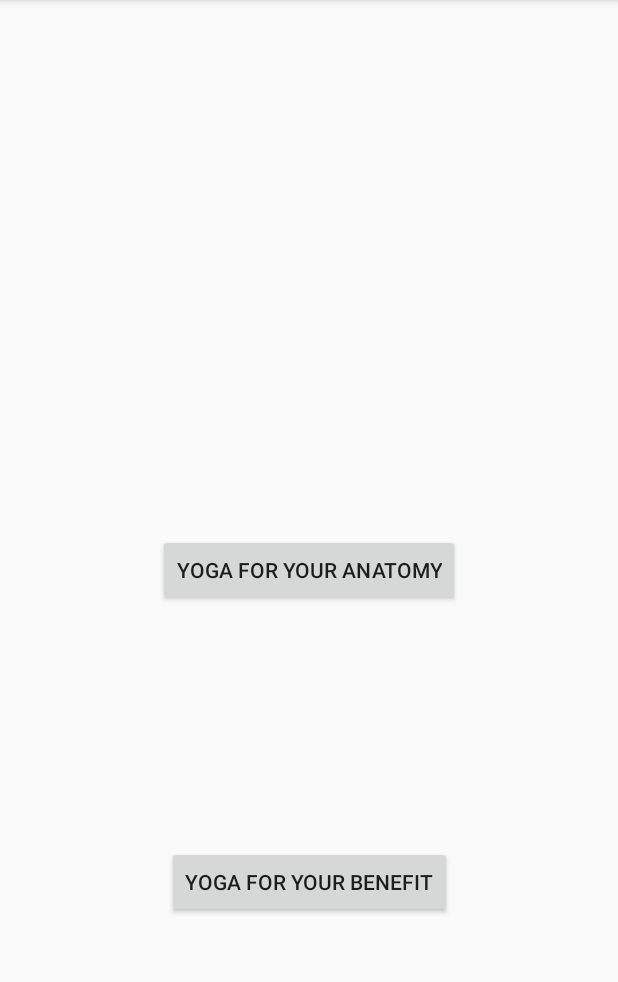
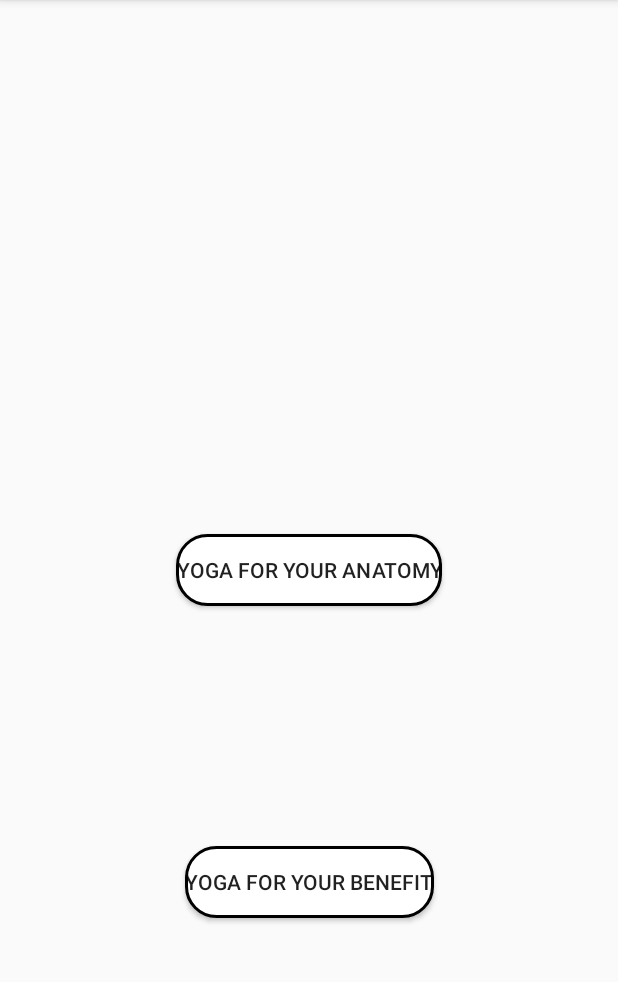
Before and after one commit to homide/Yogmate, an Android app: the screen it shows after launch (MainActivity), on a phone screen of 412 x 824 dp, the part 84-1066 px from its top. Run offline under Robolectric (Android 15) with nearby library versions, the phone set to English and light mode, and no system bars.

Commit message:
More updates done

```diff
--- a/app/src/main/AndroidManifest.xml
+++ b/app/src/main/AndroidManifest.xml
@@ -23,6 +23,7 @@
         <activity android:name=".AnatomyList"/>
         <activity android:name=".BenefitList"/>
         <activity android:name=".PosesForAnatomy"/>
+        <activity android:name=".PoseDesciption"/>
     </application>
 
 </manifest>
--- a/app/src/main/java/com/project/yogmate/DataHelper.java
+++ b/app/src/main/java/com/project/yogmate/DataHelper.java
@@ -20,7 +20,7 @@ public class DataHelper extends SQLiteOpenHelper {
     public static final String POSE_STEPS = "poseSteps";
 
     public DataHelper(Context context) {
-        super(context, DATABASE_NAME,null,4);
+        super(context, DATABASE_NAME,null,6);
         this.context = context;
     }
 
--- a/app/src/main/java/com/project/yogmate/InsertAnatomyData.java
+++ b/app/src/main/java/com/project/yogmate/InsertAnatomyData.java
@@ -25,5 +25,19 @@ public class InsertAnatomyData {
         dbh.insertBenefits(0,"Stimulates the kidneys, thyroid and prostate glands, and intestines.");
         dbh.insertBenefits(0,"Helps relieve stress");
         dbh.insertBenefits(0,"Improves digestion");
+
+        dbh.insertPose("Bridge Pose","https://www.yogajournal.com/.image/c_limit%2Ccs_srgb%2Cq_auto:good%2Cw_1240/MTQ3MTc0Njc5MDM4MTQxOTAy/2hp_286_0621_bjk.webp",0 );
+        dbh.insertDetails(1,"Bridge Pose","https://www.yogajournal.com/.image/c_limit%2Ccs_srgb%2Cq_auto:good%2Cw_1240/MTQ3MTc0Njc5MDM4MTQxOTAy/2hp_286_0621_bjk.webp","Bridge Pose can be whatever you need—energizing, rejuvenating, or luxuriously restorative.");
+        dbh.insertSteps(1,"Lie supine on the floor, and if necessary, place a thickly folded blanket under your shoulders to protect your neck. Bend your knees and set your feet on the floor, heels as close to the sitting bones as possible.");
+        dbh.insertSteps(1,"Exhale and, pressing your inner feet and arms actively into the floor, push your tailbone upward toward the pubis, firming (but not hardening) the buttocks, and lift the buttocks off the floor. Keep your thighs and inner feet parallel. Clasp the hands below your pelvis and extend through the arms to help you stay on the tops of your shoulders.");
+        dbh.insertSteps(1,"Lift your buttocks until the thighs are about parallel to the floor. Keep your knees directly over the heels, but push them forward, away from the hips, and lengthen the tailbone toward the backs of the knees. Lift the pubis toward the navel.");
+        dbh.insertSteps(1,"Lift your chin slightly away from the sternum and, firming the shoulder blades against your back, press the top of the sternum toward the chin. Firm the outer arms, broaden the shoulder blades, and try to lift the space between them at the base of the neck (where it's resting on the blanket) up into the torso.");
+        dbh.insertSteps(1,"Stay in the pose anywhere from 30 seconds to 1 minute. Release with an exhalation, rolling the spine slowly down onto the floor.");
+        dbh.insertBenefits(1,"Stretches the chest, neck, and spine");
+        dbh.insertBenefits(1,"Calms the brain and helps alleviate stress and mild depression");
+        dbh.insertBenefits(1,"Improves digestion");
+        dbh.insertBenefits(1,"Stimulates abdominal organs, lungs, and thyroid");
+
+
     }
 }
--- /dev/null
+++ b/app/src/main/res/drawable/button_style.xml
@@ -0,0 +1,9 @@
+<?xml version="1.0" encoding="utf-8"?>
+<shape xmlns:android="http://schemas.android.com/apk/res/android"
+    android:shape="rectangle">
+    <solid android:color="#ffff"/>
+    <stroke
+        android:width="2dp"
+        />
+    <corners android:radius="20dp"/>
+</shape>
--- a/app/src/main/res/layout/activity_main.xml
+++ b/app/src/main/res/layout/activity_main.xml
@@ -16,7 +16,8 @@
         app:layout_constraintEnd_toEndOf="parent"
         app:layout_constraintStart_toStartOf="parent"
         app:layout_constraintTop_toTopOf="parent"
-        app:layout_constraintVertical_bias="1.0" />
+        app:layout_constraintVertical_bias="1.0"
+        android:background="@drawable/button_style"/>
 
     <Button
         android:id="@+id/benefitButton"
@@ -26,5 +27,6 @@
         android:text="YOGA FOR YOUR BENEFIT"
         app:layout_constraintBottom_toBottomOf="parent"
         app:layout_constraintEnd_toEndOf="parent"
-        app:layout_constraintStart_toStartOf="parent" />
+        app:layout_constraintStart_toStartOf="parent"
+        android:background="@drawable/button_style"/>
 </androidx.constraintlayout.widget.ConstraintLayout>
```
Also changed, not shown: app/src/main/java/com/project/yogmate/MyAdapter.java (added, +62 -0 lines), app/src/main/java/com/project/yogmate/PoseDesciption.java (added, +77 -0 lines), app/src/main/java/com/project/yogmate/PosesForAnatomy.java (+39 -12 lines), app/src/main/java/com/project/yogmate/gridadapter.java (deleted, +0 -42 lines), app/src/main/res/layout/list_item.xml (added, +38 -0 lines), app/src/main/res/layout/pose_description.xml (+14 -6 lines).
